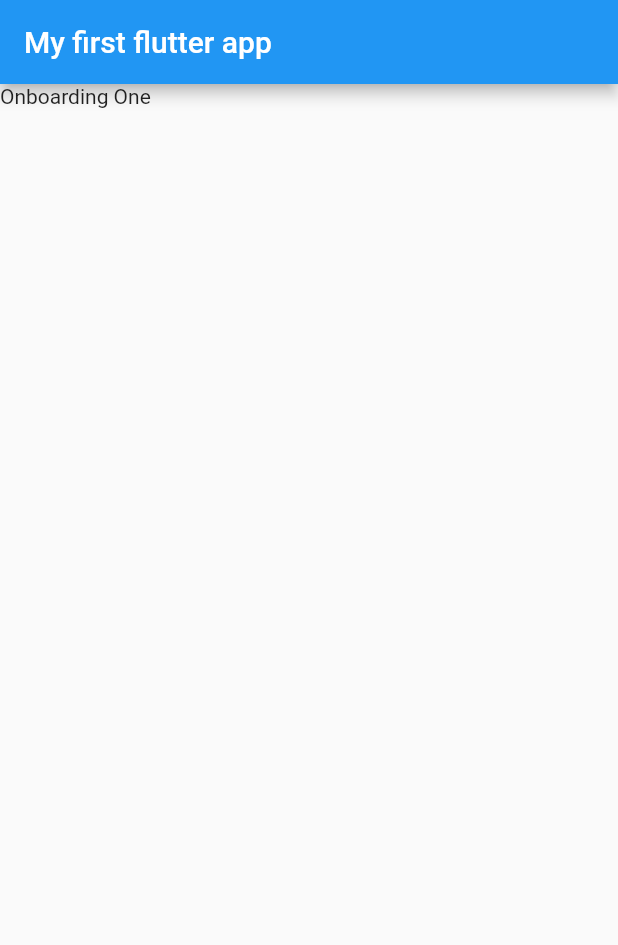
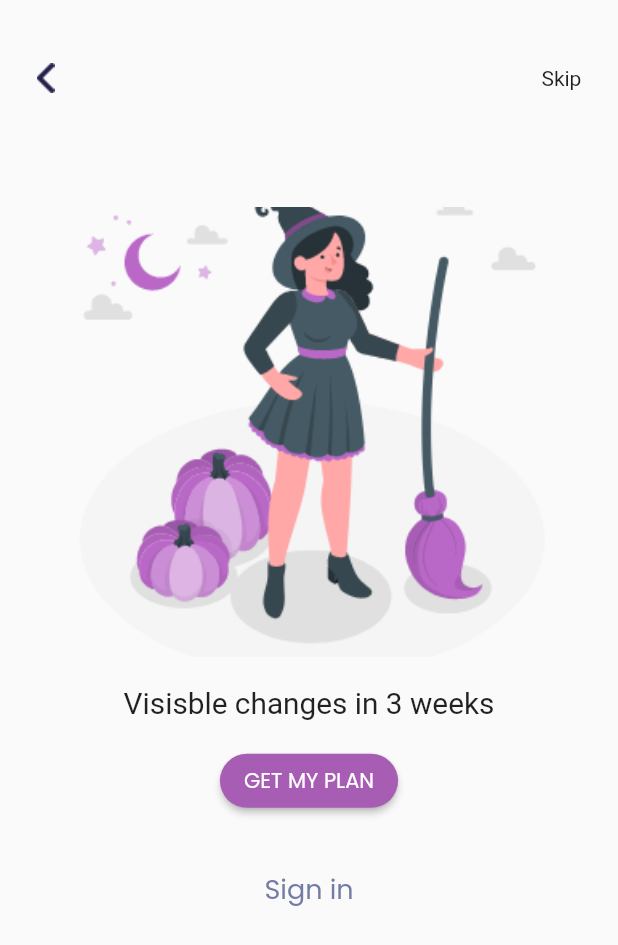
Before and after one commit to dmutoni/flutter-basics-, a Flutter app: the screen it shows after launch, on a phone screen of 412 x 824 dp. Shown: the top 945 px of the screen. Run offline on Flutter 3.47's test engine with Material 2 defaults, Android fonts, the phone set to English and light mode, and no system bars.

Commit message:
Feat: (Added complete on boarding screen)

```diff
--- a/onboarding_one/lib/main.dart
+++ b/onboarding_one/lib/main.dart
@@ -1,5 +1,5 @@
 import 'package:flutter/material.dart';
-import 'package:onboarding_one/onboarding_one.dart';
+import 'package:onboarding_one/on_boarding_screen.dart';
 
 void main() {
   runApp(const MyApp());
@@ -9,14 +9,9 @@ class MyApp extends StatelessWidget {
   const MyApp({Key? key}) : super(key: key);
 
   // This widget is the root of your application.
+
   @override
   Widget build(BuildContext context) {
-    return MaterialApp(
-        title: 'My cool first flutter app',
-        home: Scaffold(
-            appBar: AppBar(
-              title: const Text("My first flutter app"),
-            ),
-            body: const OnBoardingOne()));
+    return const MaterialApp(home: OnBoardingScreen());
   }
 }
--- /dev/null
+++ b/onboarding_one/lib/on_boarding_screen.dart
@@ -0,0 +1,79 @@
+import 'package:flutter/material.dart';
+
+class OnBoardingScreen extends StatelessWidget {
+  const OnBoardingScreen({Key? key}) : super(key: key);
+
+  @override
+  Widget build(BuildContext context) {
+    return Scaffold(
+      body: SafeArea(
+        child: Column(
+          children: <Widget>[
+            Container(
+              padding: const EdgeInsets.fromLTRB(24.4, 42.0, 24.4, 42.0),
+              child: Row(
+                mainAxisAlignment: MainAxisAlignment.spaceBetween,
+                children: const [
+                  Image(image: AssetImage('assets/back.png')),
+                  Text("Skip")
+                ],
+              ),
+            ),
+            Container(
+                margin:
+                    const EdgeInsets.only(left: 20.0, right: 20.0, top: 34.0),
+                constraints: const BoxConstraints.expand(height: 300.0),
+                width: MediaQuery.of(context).size.width * 0.65,
+                decoration: const BoxDecoration(
+                    image: DecorationImage(
+                        image: AssetImage("assets/girl.png"),
+                        fit: BoxFit.cover))),
+            Container(
+              margin: const EdgeInsets.only(top: 20.0),
+              width: MediaQuery.of(context).size.width * 0.60,
+              child: const FittedBox(
+                  fit: BoxFit.fitHeight,
+                  child: Text(
+                    "Visisble changes in 3 weeks",
+                    style: TextStyle(fontSize: 38.0),
+                  )),
+            ),
+            Padding(
+              padding: const EdgeInsets.only(top: 15, bottom: 15.0),
+              child: ElevatedButton(
+                style: ButtonStyle(
+                  backgroundColor:
+                      MaterialStateProperty.all(_colorFromHex('#A75DB4')),
+                  shape: MaterialStateProperty.all<RoundedRectangleBorder>(
+                      RoundedRectangleBorder(
+                          borderRadius: BorderRadius.circular(18.0),
+                          side: const BorderSide(color: Colors.transparent))),
+                ),
+                onPressed: () {},
+                child: Text(
+                  "Get my plan".toUpperCase(),
+                  style: const TextStyle(fontSize: 14, fontFamily: "Poppins"),
+                ),
+              ),
+            ),
+            Container(
+              margin: const EdgeInsets.only(top: 20),
+              child: Text(
+                "Sign in",
+                style: TextStyle(
+                    color: _colorFromHex('#737CA4'),
+                    fontSize: 18.0,
+                    fontFamily: "Poppins"),
+              ),
+            )
+          ],
+        ),
+      ),
+    );
+  }
+
+  Color _colorFromHex(String hexColor) {
+    final hexCode = hexColor.replaceAll('#', '');
+    return Color(int.parse('FF$hexCode', radix: 16));
+  }
+}
```
